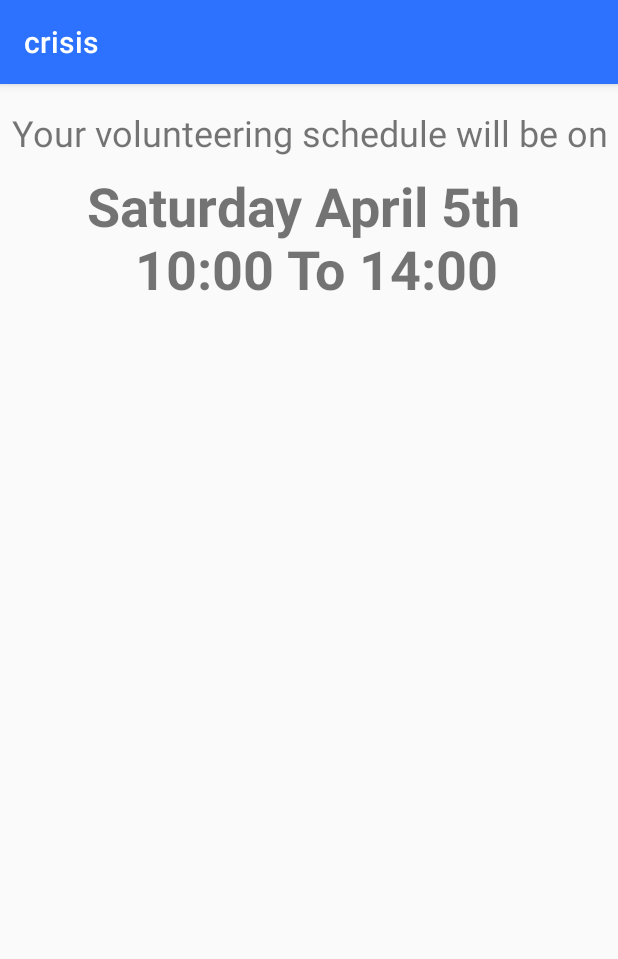
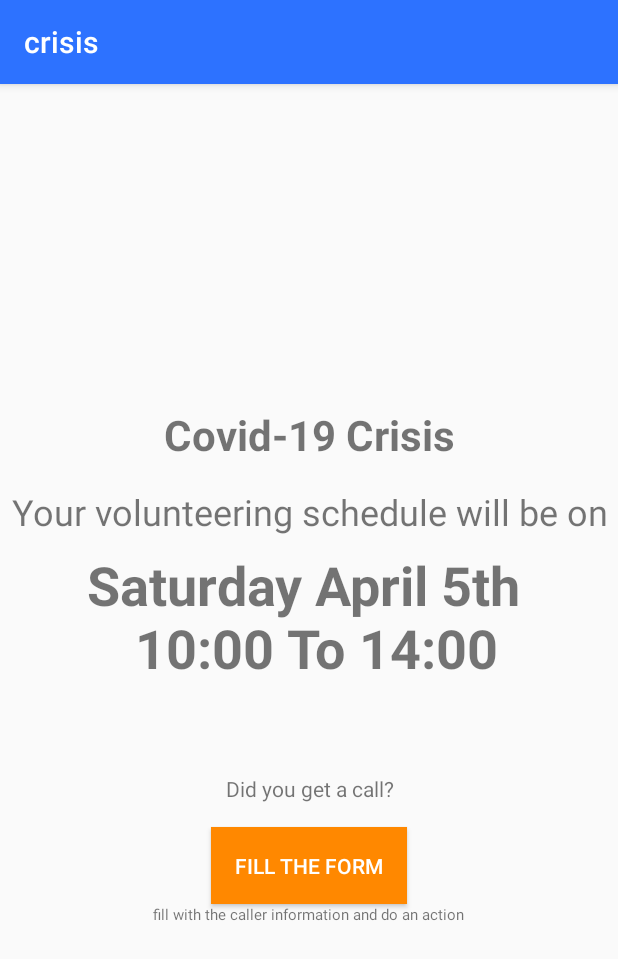
Before and after one commit to medalida/crisis_app, an Android app: the fragment scheduleFragment shown on its own in the app's theme, on a phone screen of 412 x 824 dp. Shown: the top 959 px of the screen. Run offline under Robolectric (Android 15) with nearby library versions, the phone set to English and light mode, and no system bars.

Commit message:
adding views

```diff
--- a/app/src/main/res/layout/fragment_schedule.xml
+++ b/app/src/main/res/layout/fragment_schedule.xml
@@ -4,7 +4,17 @@
     android:layout_width="match_parent"
     android:layout_height="match_parent"
     tools:context=".scheduleFragment"
-    android:orientation="vertical">
+    android:orientation="vertical"
+    android:gravity="center">
+
+    <TextView
+        android:layout_width="match_parent"
+        android:layout_height="wrap_content"
+        android:paddingTop="8dp"
+        android:text="Covid-19 Crisis"
+        android:textSize="28dp"
+        android:textStyle="bold"
+        android:textAlignment="center"/>
 
     <!-- TODO: Update blank fragment layout -->
     <TextView
@@ -24,6 +34,31 @@
         android:text="Saturday April 5th \n 10:00 To 14:00"
         android:paddingTop="8dp"/>
 
+    <TextView
+        android:layout_width="match_parent"
+        android:layout_height="wrap_content"
+        android:paddingTop="60dp"
+        android:textAlignment="center"
+        android:text="Did you get a call?"/>
+
+    <Button
+        android:layout_width="wrap_content"
+        android:layout_height="wrap_content"
+        android:text="Fill the form"
+        android:padding="16dp"
+        android:layout_marginTop="16dp"
+        android:background="@android:color/holo_orange_dark"
+        android:textColor="@android:color/background_light"/>
+
+    <TextView
+        android:layout_width="wrap_content"
+        android:layout_height="wrap_content"
+        android:text="fill with the caller information and do an action"
+        android:paddingLeft="16dp"
+        android:paddingRight="16dp"
+        android:textSize="10dp"/>
+
+
 
 
 
--- a/app/src/main/res/values/strings.xml
+++ b/app/src/main/res/values/strings.xml
@@ -29,5 +29,5 @@
     <string name="invalid_password">Password must be >5 characters</string>
     <string name="login_failed">"Login failed"</string>
     <string name="volunteer_name"></string>
-    <string name="schedule_message">we\'ve got you Your schedules For</string>
+    <string name="schedule_message">we\'ve got you Your volunteering schedules For</string>
 </resources>
```
